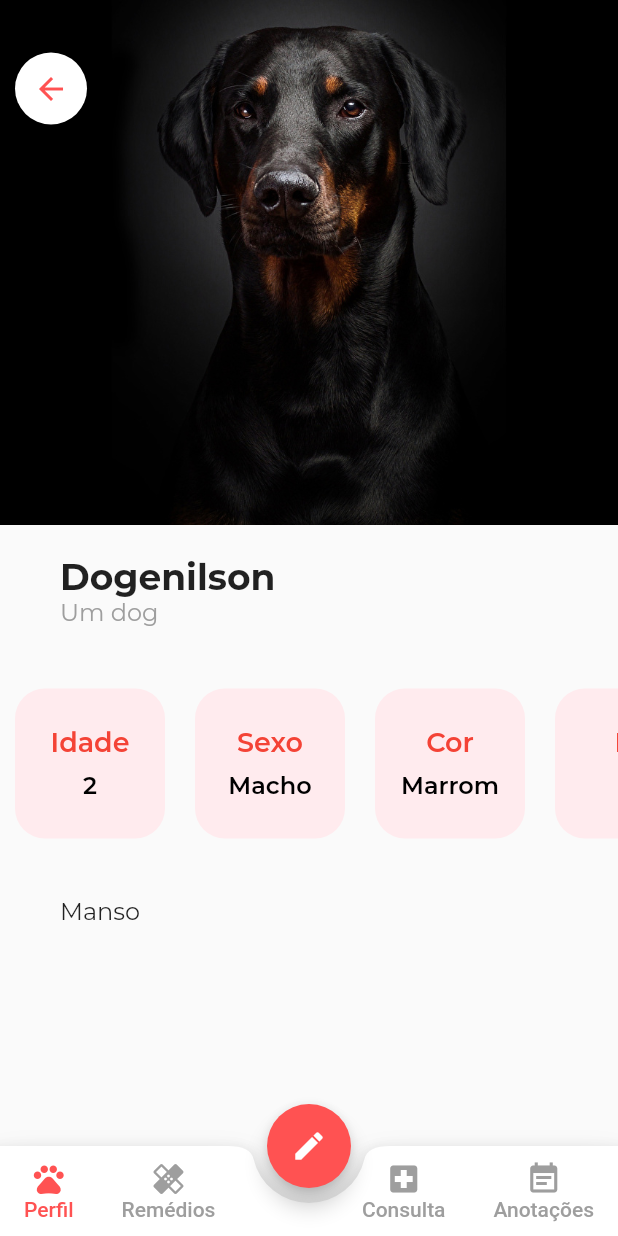
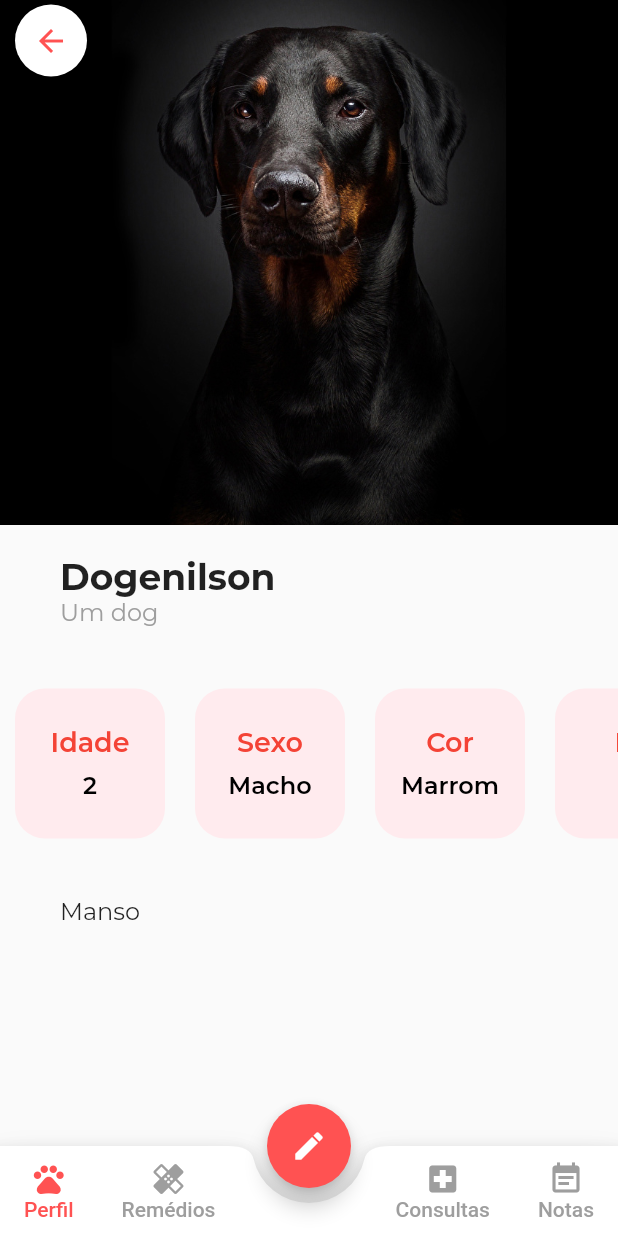
Before and after one commit to MartinsMessias/lifepet-dart-flutter, a Flutter app: the screen it shows after launch, after a tap on "Dogenilson", on a phone screen of 412 x 824 dp. Run offline on Flutter 3.47's test engine with Material 2 defaults, Android fonts, the phone set to English and light mode, and no system bars; our stand-ins replace google_fonts.

Commit message:
Correções perfil_pet, custom_navbar

```diff
--- a/lib/screens/pet/perfil_pet_screen.dart
+++ b/lib/screens/pet/perfil_pet_screen.dart
@@ -45,7 +45,8 @@ class PerfilPetScreen extends StatelessWidget {
 
   @override
   Widget build(BuildContext context) {
-    return Scaffold(
+    return SafeArea(
+      child: Scaffold(
         body: SingleChildScrollView(
           child: Column(
             crossAxisAlignment: CrossAxisAlignment.start,
@@ -64,7 +65,7 @@ class PerfilPetScreen extends StatelessWidget {
                     ),
                   ),
                 Container(
-                  margin: EdgeInsets.only(top: 35, left: 10),
+                  margin: EdgeInsets.only(top: 3, left: 10),
                   decoration: BoxDecoration(
                       borderRadius: BorderRadius.circular(50),
                       color: Colors.white),
@@ -151,6 +152,7 @@ class PerfilPetScreen extends StatelessWidget {
             Icons.edit,
           ),
         ),
+      ),
     );
   }
 }
--- a/lib/widgets/custom_navbar.dart
+++ b/lib/widgets/custom_navbar.dart
@@ -78,7 +78,7 @@ class _CustomNavbarState extends State<CustomNavbar> {
                   minWidth: 40,
                   onPressed: (){
                     setState(() {
-                      widget.paginaAberta = 2;
+                      widget.paginaAberta = 3;
                     });
                   },
                   child: Column(
@@ -86,12 +86,12 @@ class _CustomNavbarState extends State<CustomNavbar> {
                     children: <Widget>[
                       Icon(
                         Icons.local_hospital,
-                        color: widget.paginaAberta == 2 ? Colors.redAccent : Colors.grey,
+                        color: widget.paginaAberta == 3 ? Colors.redAccent : Colors.grey,
                       ),
                       Text(
-                        'Consulta',
+                        'Consultas',
                         style: TextStyle(
-                            color: widget.paginaAberta == 2? Colors.redAccent : Colors.grey,
+                          color: widget.paginaAberta == 3 ? Colors.redAccent : Colors.grey,
                         ),
                       )
                     ],
@@ -101,7 +101,7 @@ class _CustomNavbarState extends State<CustomNavbar> {
                   minWidth: 40,
                   onPressed: (){
                     setState(() {
-                      widget.paginaAberta = 3;
+                      widget.paginaAberta = 4;
                     });
                   },
                   child: Column(
@@ -109,19 +109,70 @@ class _CustomNavbarState extends State<CustomNavbar> {
                     children: <Widget>[
                       Icon(
                         Icons.event_note,
-                        color: widget.paginaAberta == 3 ? Colors.redAccent : Colors.grey,
+                        color: widget.paginaAberta == 4 ? Colors.redAccent : Colors.grey,
                       ),
                       Text(
-                        'Anotações',
+                        'Notas',
                         style: TextStyle(
-                            color: widget.paginaAberta == 3 ? Colors.redAccent : Colors.grey,
+                            color: widget.paginaAberta == 4 ? Colors.redAccent : Colors.grey,
                         ),
                       )
                     ],
                   ),
                 ),
               ],
-            )
+            ),
+//            Row(
+//              crossAxisAlignment: CrossAxisAlignment.stretch,
+//              children: <Widget>[
+//                MaterialButton(
+//                  minWidth: 40,
+//                  onPressed: (){
+//                    setState(() {
+//                      widget.paginaAberta = 2;
+//                    });
+//                  },
+//                  child: Column(
+//                    mainAxisAlignment: MainAxisAlignment.center,
+//                    children: <Widget>[
+//                      Icon(
+//                        Icons.local_hospital,
+//                        color: widget.paginaAberta == 2 ? Colors.redAccent : Colors.grey,
+//                      ),
+//                      Text(
+//                        'Consulta',
+//                        style: TextStyle(
+//                            color: widget.paginaAberta == 2? Colors.redAccent : Colors.grey,
+//                        ),
+//                      )
+//                    ],
+//                  ),
+//                ),
+//                MaterialButton(
+//                  minWidth: 40,
+//                  onPressed: (){
+//                    setState(() {
+//                      widget.paginaAberta = 3;
+//                    });
+//                  },
+//                  child: Column(
+//                    mainAxisAlignment: MainAxisAlignment.center,
+//                    children: <Widget>[
+//                      Icon(
+//                        Icons.event_note,
+//                        color: widget.paginaAberta == 3 ? Colors.redAccent : Colors.grey,
+//                      ),
+//                      Text(
+//                        'Anotações',
+//                        style: TextStyle(
+//                            color: widget.paginaAberta == 3 ? Colors.redAccent : Colors.grey,
+//                        ),
+//                      )
+//                    ],
+//                  ),
+//                ),
+//              ],
+//            )
           ],
         ),
       ),
```
Lines whose indentation alone changed are shown as unchanged.
